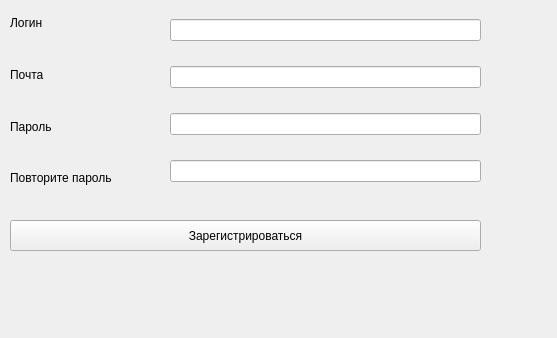
Qt form login&register/data/Reg.ui (code-n-cry/pyrace) before a commit.
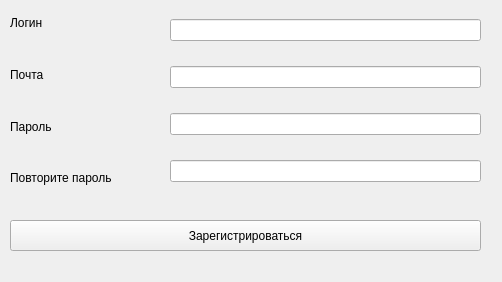
The same form after that commit.

Patch:
```diff
--- a/login&register/data/Reg.ui
+++ b/login&register/data/Reg.ui
@@ -6,8 +6,8 @@
    <rect>
     <x>0</x>
     <y>0</y>
-    <width>557</width>
-    <height>338</height>
+    <width>502</width>
+    <height>282</height>
    </rect>
   </property>
   <property name="windowTitle">
```
